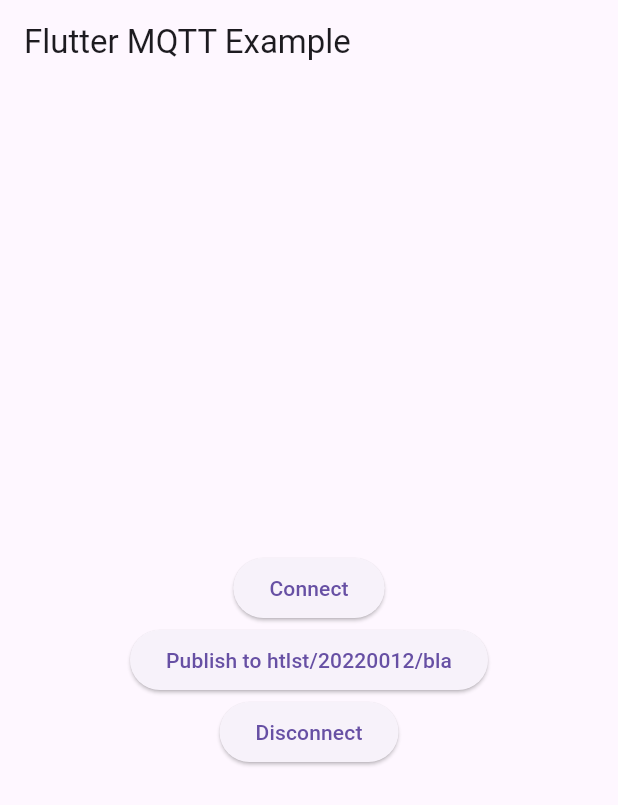
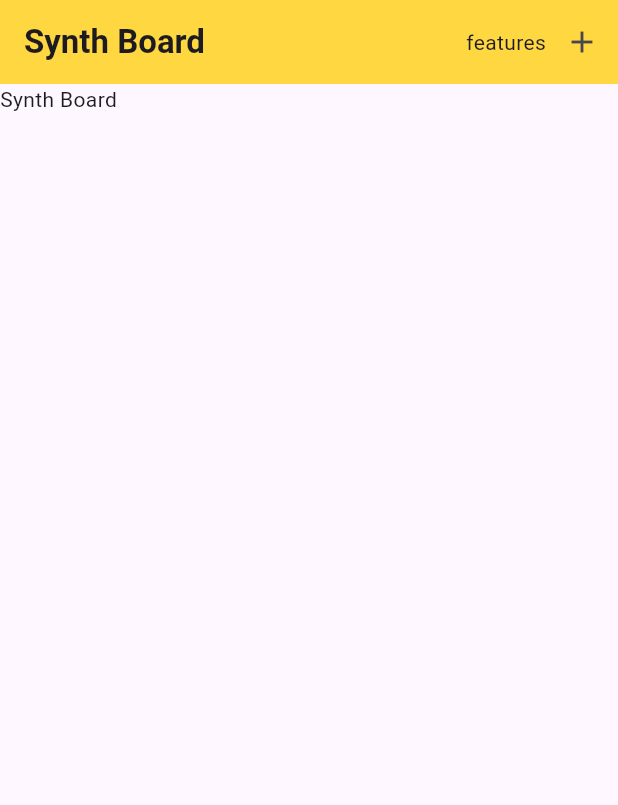
Before and after one commit to grleo1/raspi_visualsynth_flutter, a Flutter app: the screen it shows after launch, on a phone screen of 412 x 824 dp. Shown: the top 805 px of the screen. Run offline on Flutter 3.47's test engine with Material 3 defaults, Android fonts, the phone set to English and light mode, and no system bars; missing offline and left inert: mqtt_client.

Commit message:
mqttProvider added structure refactor

```diff
--- a/visual_synthesizer/lib/main.dart
+++ b/visual_synthesizer/lib/main.dart
@@ -1,49 +1,24 @@
 import 'package:flutter/material.dart';
-import 'package:visual_synthesizer/services/MQTTService.dart';
+import 'package:visual_synthesizer/pages/synthBoard.dart';
+import 'util/mqttProvider.dart';
+import 'package:provider/provider.dart';
+import 'pages/testConnectionMQTT.dart';
 
-void main() {
-  final mqttService = MQTTService();
-  runApp(MyApp(mqttService));
-}
+void main() => runApp(
+  ChangeNotifierProvider(
+    create: (context) => MQTTProvider(),
+    child: const MyApp(),
+  ),
+);
 
 class MyApp extends StatelessWidget {
-  final MQTTService mqttService;
-
-  MyApp(this.mqttService);
+  const MyApp({super.key});
 
   @override
   Widget build(BuildContext context) {
-    return MaterialApp(
-      home: Scaffold(
-        appBar: AppBar(
-          title: Text('Flutter MQTT Example'),
-        ),
-        body: Center(
-          child: Column(
-            mainAxisAlignment: MainAxisAlignment.center,
-            children: [
-              ElevatedButton(
-                onPressed: () {
-                  mqttService.connect();
-                },
-                child: Text('Connect'),
-              ),
-              ElevatedButton(
-                onPressed: () {
-                  mqttService.publish('htlstp/4BHIF/led', 'Hallo Welt');
-                },
-                child: Text('Publish to htlst/20220012/bla'),
-              ),
-              ElevatedButton(
-                onPressed: () {
-                  mqttService.disconnect();
-                },
-                child: Text('Disconnect'),
-              ),
-            ],
-          ),
-        ),
-      ),
+    return const MaterialApp(
+      title: 'raspi mqtt flutter schme',
+      home: SynthBoard(),
     );
   }
 }
--- /dev/null
+++ b/visual_synthesizer/lib/pages/synthBoard.dart
@@ -0,0 +1,31 @@
+import 'package:flutter/material.dart';
+import 'package:provider/provider.dart';
+
+import '../util/mqttProvider.dart';
+
+class SynthBoard extends StatefulWidget {
+  const SynthBoard({super.key});
+
+  @override
+  State<SynthBoard> createState() => _SynthBoardState();
+}
+
+class _SynthBoardState extends State<SynthBoard> {
+  @override
+  Widget build(BuildContext context) {
+
+    //MQTTProvider mqttProvider = Provider.of<MQTTProvider>(context);
+
+    return Scaffold(
+      appBar: AppBar(
+        backgroundColor: Colors.amberAccent,
+        title: const Text("Synth Board", style: TextStyle(fontWeight: FontWeight.bold)),
+        actions: [
+          const Text("features"),
+          IconButton(onPressed: () {}, icon: Icon(Icons.add)),
+        ],
+      ),
+      body: Text("Synth Board"),
+    );
+  }
+}
--- a/visual_synthesizer/lib/services/MQTTService.dart
+++ b/visual_synthesizer/lib/services/MQTTService.dart
@@ -10,6 +10,8 @@ class MQTTService {
   final String username = 'htlstp';
   final String password = 'nopass2day!';
   final String clientIdentifier = 'your_client_identifier';
+
+  //variable ifConnected -> publish nur möglich wenn verbunden
 
   MQTTService()
       : client = MqttBrowserClient('wss://mqtt.htl.services/htlstp/4BHIF/led', 'your_client_identifier') {
@@ -41,10 +43,9 @@ class MQTTService {
     }
 
     // Verbindung prüfen
-    if (client.connectionStatus?.state == MqttConnectionState.connected) {
-      print('MQTT Connected');
-    } else {
-      print('ERROR: MQTT Connection failed - disconnecting, state is ${client.connectionStatus?.state}');
+    if (client.connectionStatus?.state != MqttConnectionState.connected) {
+      print('ERROR: MQTT Connection failed - disconnecting, state is ${client
+          .connectionStatus?.state}');
       disconnect();
     }
   }
@@ -52,7 +53,6 @@ class MQTTService {
   // Trennen der Verbindung
   void disconnect() {
     client.disconnect();
-    print('Disconnected');
   }
 
   // Abonnieren eines Themas
@@ -68,6 +68,7 @@ class MQTTService {
     // Stelle sicher, dass der Payload nicht null ist
     final payload = builder.payload!;
     client.publishMessage(topic, MqttQos.atMostOnce, payload);
+    onPublished(topic, message);
   }
 
   // Callback-Funktionen
@@ -82,4 +83,7 @@ class MQTTService {
   void onSubscribed(String topic) {
     print('Subscribed to $topic');
   }
+  void onPublished(String topic, String message) {
+    print('Published to $topic: $message');
+  }
 }
--- /dev/null
+++ b/visual_synthesizer/lib/util/mqttProvider.dart
@@ -0,0 +1,22 @@
+import 'package:flutter/cupertino.dart';
+import '../services/MQTTService.dart';
+
+class MQTTProvider extends ChangeNotifier{
+
+  final MQTTService _mqttService = MQTTService();
+
+  MQTTService get mqttService => _mqttService;
+
+  void connect(){
+    _mqttService.connect();
+    notifyListeners();
+  }
+  void disconnect(){
+    _mqttService.disconnect();
+    notifyListeners();
+  }
+  void publish(String topic, String message){
+    _mqttService.publish(topic, message);
+    notifyListeners();
+  }
+}
--- a/visual_synthesizer/pubspec.yaml
+++ b/visual_synthesizer/pubspec.yaml
@@ -30,6 +30,7 @@ environment:
 dependencies:
   flutter:
     sdk: flutter
+  provider: any
 
 
   # The following adds the Cupertino Icons font to your application.
```
Also changed, not shown: visual_synthesizer/lib/pages/testConnectionMQTT.dart (added, +50 -0 lines), visual_synthesizer/pubspec.lock, 1 other file.
